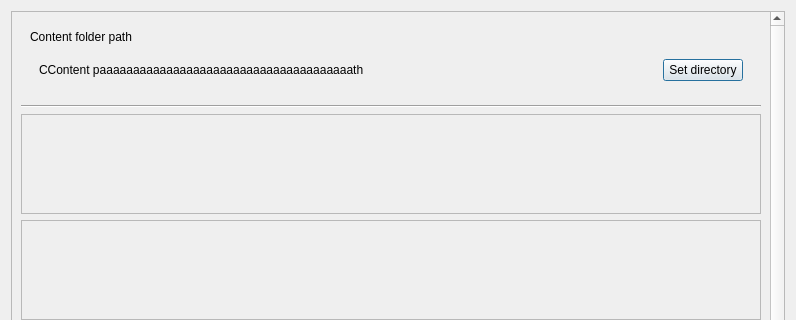
Old version of the form editor/ui/editor_settings.ui in the repository BlainnflareEngine/BlainnflareEngine; both pictures show x 0 to 796 and y 0 to 320 of the 796 by 592 pixel window.
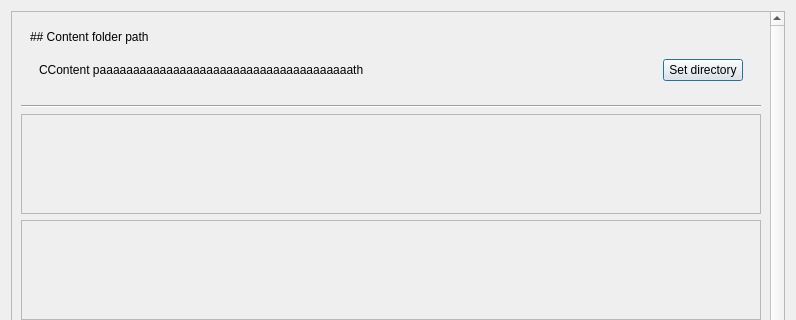
New version of the form.

```diff
--- a/editor/ui/editor_settings.ui
+++ b/editor/ui/editor_settings.ui
@@ -43,7 +43,7 @@
         <x>0</x>
         <y>0</y>
         <width>764</width>
-        <height>533</height>
+        <height>541</height>
        </rect>
       </property>
       <property name="sizePolicy">
@@ -65,7 +65,10 @@
           <item>
            <widget class="QLabel" name="label">
             <property name="text">
-             <string>Content folder path</string>
+             <string>## Content folder path</string>
+            </property>
+            <property name="textFormat">
+             <enum>Qt::TextFormat::MarkdownText</enum>
             </property>
            </widget>
           </item>
```
